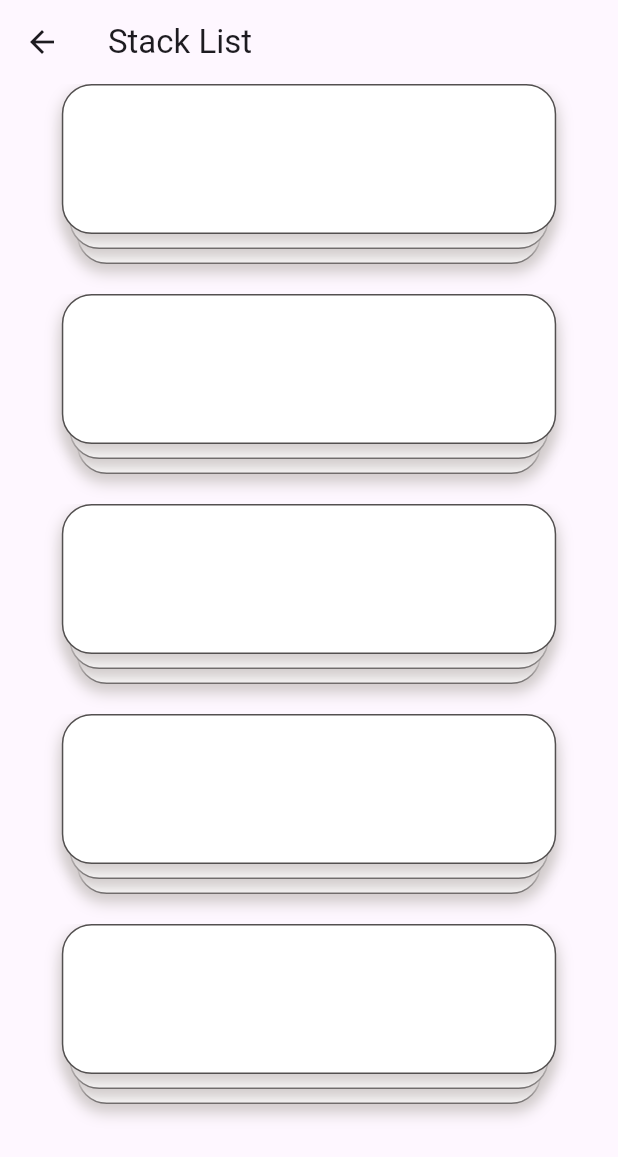
After one commit to prosmaw/flutter_custom_widgets, a Flutter app: the StackList screen opened directly, on a phone screen of 412 x 824 dp. The commit adds this screen. Shown: the top 1157 px of the screen. Run offline on Flutter 3.47's test engine with Material 3 defaults, Android fonts, the phone set to English and light mode, and no system bars.

Commit message:
stack list

```diff
--- a/lib/pages/home_page.dart
+++ b/lib/pages/home_page.dart
@@ -6,6 +6,7 @@ import 'package:custom_widgets/widgets/dots_loading.dart';
 import 'package:custom_widgets/widgets/loading_animation.dart';
 import 'package:custom_widgets/widgets/rotating_arcs.dart';
 import 'package:custom_widgets/widgets/rotating_gradient_arc.dart';
+import 'package:custom_widgets/widgets/stack_list.dart';
 import 'package:flutter/material.dart';
 
 class HomePage extends StatefulWidget {
@@ -55,12 +56,13 @@ List<Demo> widgetsDemo = [
   Demo(
       builder: (context) => const LoadingAnimation(),
       name: "Loading Animation"),
+  Demo(builder: (context) => const DotsLoading(), name: "Dots  Loading"),
   Demo(
       builder: (context) => const CardSpringAnimation(),
       name: "Fane out Cards"),
   Demo(
       builder: (context) => const CardsCascadeOut(), name: "Cascade out cards"),
   Demo(builder: (context) => const CardsStack(), name: "Stack cards"),
+  Demo(builder: (context) => const StackList(), name: "Stack List"),
   //Demo(builder: (context) => const Bubles(), name: "Bubles"),
-  Demo(builder: (context) => const DotsLoading(), name: "Dots  Loading")
 ];
--- /dev/null
+++ b/lib/widgets/stack_item.dart
@@ -0,0 +1,139 @@
+import 'dart:ui';
+
+import 'package:flutter/material.dart';
+import 'package:flutter/physics.dart';
+
+class StackItem extends StatefulWidget {
+  const StackItem({super.key});
+
+  @override
+  State<StackItem> createState() => _StackListState();
+}
+
+class _StackListState extends State<StackItem> with TickerProviderStateMixin {
+  late AnimationController controller = AnimationController(
+    vsync: this,
+  );
+  late SpringSimulation springSimulation;
+  bool expand = false;
+  double cardHeight = 100;
+  double flowHeight = 140;
+
+  @override
+  void initState() {
+    super.initState();
+    controller.addListener(() {
+      setState(() {
+        flowHeight = 140 + (350 - 140) * controller.value;
+      });
+    });
+  }
+
+  @override
+  void dispose() {
+    controller.dispose();
+    super.dispose();
+  }
+
+  @override
+  Widget build(BuildContext context) {
+    double width = MediaQuery.of(context).size.width;
+    double cardWidth = width * 0.8;
+    return GestureDetector(
+      onTap: onCardTap,
+      child: SizedBox(
+        width: width,
+        height: flowHeight,
+        child: Align(
+          alignment: Alignment.topCenter,
+          child: Flow(
+            delegate: FlowStackDelegate(
+              animation: controller,
+              screnWidth: width,
+              expand: expand,
+            ),
+            children: List.generate(3, (index) {
+              return Container(
+                height: cardHeight,
+                width: expand ? cardWidth : cardWidth - (index * 10),
+                decoration: BoxDecoration(
+                    color: Colors.white,
+                    border: Border.all(
+                      color: const Color.fromARGB(255, 83, 80, 80),
+                    ),
+                    borderRadius: BorderRadius.circular(20),
+                    boxShadow: const [
+                      BoxShadow(
+                          offset: Offset(0, 5),
+                          color: Color.fromARGB(255, 209, 203, 203),
+                          spreadRadius: 1,
+                          blurRadius: 8)
+                    ]),
+              );
+            }),
+          ),
+        ),
+      ),
+    );
+  }
+
+  void onCardTap() {
+    if (expand) {
+      springSimulation = SpringSimulation(
+          const SpringDescription(mass: 1, stiffness: 90, damping: 8.0),
+          1.0,
+          0.0,
+          0.0);
+      controller.animateWith(springSimulation);
+      setState(() {
+        expand = false;
+      });
+    } else if (!expand) {
+      setState(() {
+        expand = true;
+      });
+      springSimulation = SpringSimulation(
+          const SpringDescription(mass: 1, stiffness: 90, damping: 8.0),
+          0.0,
+          1.0,
+          0.0);
+      controller.animateWith(springSimulation);
+    }
+  }
+}
+
+class FlowStackDelegate extends FlowDelegate {
+  Animation<double> animation;
+  double screnWidth;
+  bool expand;
+
+  FlowStackDelegate(
+      {required this.animation, required this.screnWidth, required this.expand})
+      : super(repaint: animation);
+  @override
+  void paintChildren(FlowPaintingContext context) {
+    int childCount = context.childCount;
+    double gap = context.getChildSize(0)!.height + 10;
+    double x, y;
+
+    for (int i = childCount - 1; i >= 0; i--) {
+      //default y
+      double defY = (10 * i).toDouble();
+
+      y = defY + (i * gap * animation.value);
+      x = !expand ? (screnWidth * 0.05) + (i * 5) : (screnWidth * 0.05);
+      context.paintChild(i, transform: Matrix4.translationValues(x, y, 0));
+    }
+  }
+
+  @override
+  Size getSize(BoxConstraints constraints) {
+    //slightly widder than the children for the shadow to appear
+    return Size(screnWidth * 0.9, double.infinity);
+  }
+
+  @override
+  bool shouldRepaint(FlowStackDelegate oldDelegate) {
+    return animation != oldDelegate.animation;
+  }
+}
--- /dev/null
+++ b/lib/widgets/stack_list.dart
@@ -0,0 +1,35 @@
+import 'package:custom_widgets/widgets/stack_item.dart';
+import 'package:flutter/material.dart';
+
+class StackList extends StatefulWidget {
+  const StackList({super.key});
+
+  @override
+  State<StackList> createState() => _StackListState();
+}
+
+class _StackListState extends State<StackList> {
+  @override
+  Widget build(BuildContext context) {
+    double width = MediaQuery.of(context).size.width;
+    double height = MediaQuery.of(context).size.height;
+    return Scaffold(
+      appBar: AppBar(
+        title: const Text("Stack List"),
+      ),
+      body: SizedBox(
+        width: width,
+        height: height,
+        child: Column(
+          mainAxisSize: MainAxisSize.min,
+          children: [
+            Expanded(
+                child: ListView.builder(
+                    itemCount: 5,
+                    itemBuilder: (context, index) => const StackItem()))
+          ],
+        ),
+      ),
+    );
+  }
+}
```
